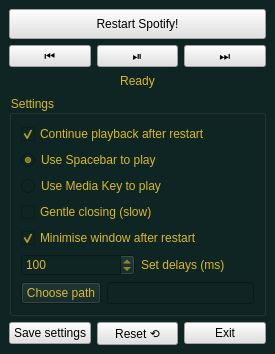
Old version of the form mainwindow.ui in the repository Alsweider/SpotiQuit.
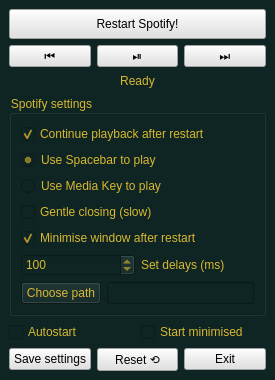
New version of the form. Icons and pictures are not drawn.

What changed in the file:
```diff
--- a/mainwindow.ui
+++ b/mainwindow.ui
@@ -7,7 +7,7 @@
     <x>0</x>
     <y>0</y>
     <width>275</width>
-    <height>354</height>
+    <height>380</height>
    </rect>
   </property>
   <property name="sizePolicy">
@@ -157,7 +157,7 @@
 font: 700 9pt &quot;Arial&quot;;</string>
       </property>
       <property name="title">
-       <string>Settings</string>
+       <string>Spotify settings</string>
       </property>
       <layout class="QGridLayout" name="gridLayout_2">
        <item row="2" column="0">
@@ -310,6 +310,38 @@
      </widget>
     </item>
     <item row="2" column="0">
+     <layout class="QHBoxLayout" name="horizontalLayout_5">
+      <item>
+       <widget class="QCheckBox" name="checkBoxAutostart">
+        <property name="toolTip">
+         <string>&lt;html&gt;&lt;head/&gt;&lt;body&gt;&lt;p&gt;Start SpotiQuit automatically with Windows. (Could alert the virus scanner because a registry entry for autorun is created.)&lt;/p&gt;&lt;/body&gt;&lt;/html&gt;</string>
+        </property>
+        <property name="styleSheet">
+         <string notr="true">color: rgb(216, 184, 49);
+font: 700 9pt &quot;Arial&quot;;</string>
+        </property>
+        <property name="text">
+         <string>Autostart</string>
+        </property>
+       </widget>
+      </item>
+      <item>
+       <widget class="QCheckBox" name="checkBoxStartMinimised">
+        <property name="toolTip">
+         <string>&lt;html&gt;&lt;head/&gt;&lt;body&gt;&lt;p&gt;Minimises SpotiQuit to the taskbar upon startup.&lt;/p&gt;&lt;/body&gt;&lt;/html&gt;</string>
+        </property>
+        <property name="styleSheet">
+         <string notr="true">color: rgb(216, 184, 49);
+font: 700 9pt &quot;Arial&quot;;</string>
+        </property>
+        <property name="text">
+         <string>Start minimised</string>
+        </property>
+       </widget>
+      </item>
+     </layout>
+    </item>
+    <item row="3" column="0">
      <layout class="QHBoxLayout" name="horizontalLayout_4">
       <item>
        <widget class="QPushButton" name="pushButtonSaveSettings">
```
Left out of the diff: 2 changed lines with no effect on the pictures.
